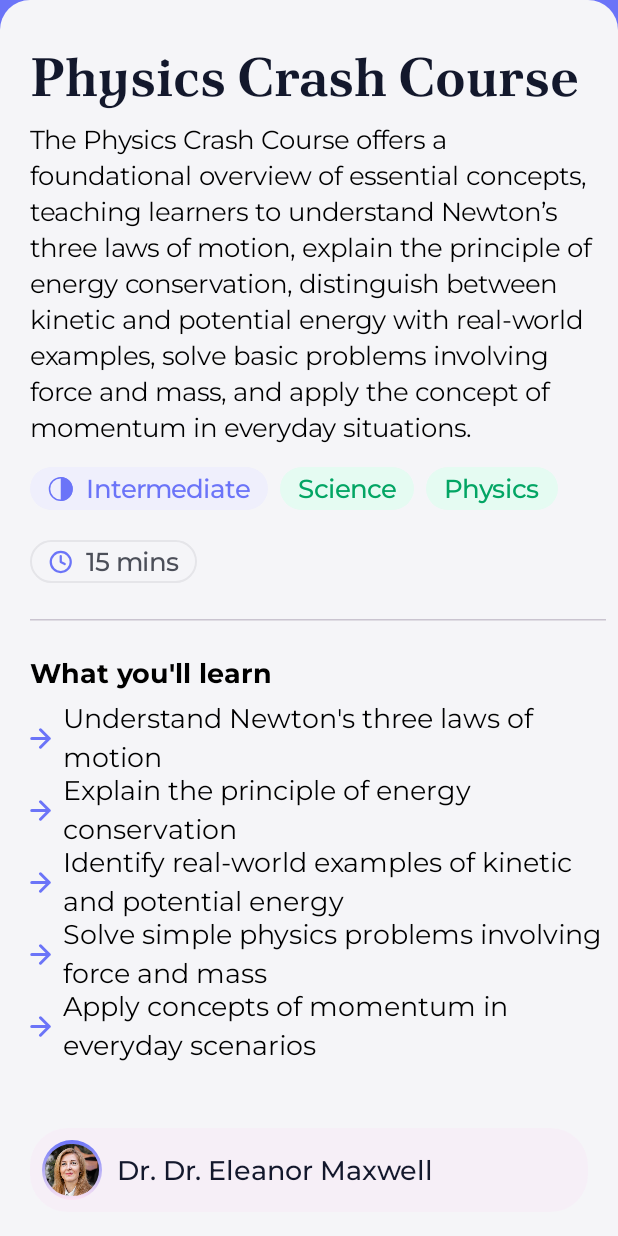
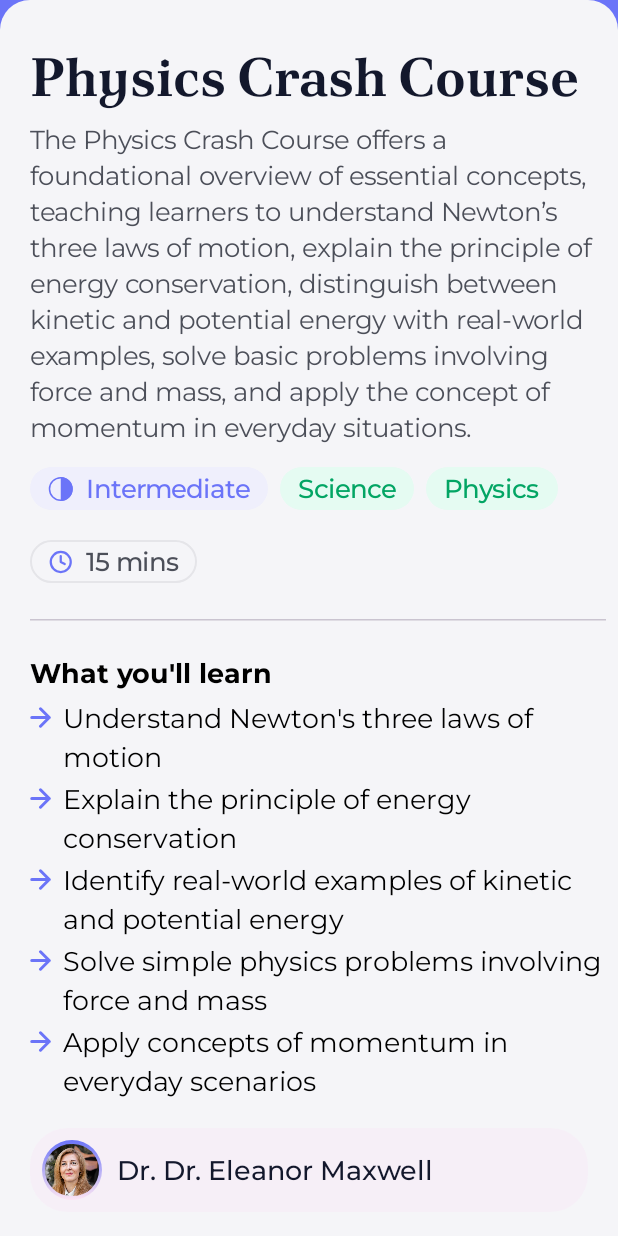
Before and after one commit to AmrMekhemar/CourseOverview, an Android app built with Jetpack Compose: the screen it shows after launch (MainActivity), on a phone screen of 412 x 824 dp. Run offline under Robolectric (Android 15) with nearby library versions, the phone set to English and light mode, and no system bars.

```diff
--- a/app/src/main/java/com/tahhan/course/ui/components/CourseOverviewScreen.kt
+++ b/app/src/main/java/com/tahhan/course/ui/components/CourseOverviewScreen.kt
@@ -12,6 +12,7 @@ import androidx.compose.foundation.layout.fillMaxSize
 import androidx.compose.foundation.layout.fillMaxWidth
 import androidx.compose.foundation.layout.height
 import androidx.compose.foundation.layout.padding
+import androidx.compose.foundation.layout.size
 import androidx.compose.foundation.lazy.LazyColumn
 import androidx.compose.foundation.lazy.items
 import androidx.compose.foundation.shape.RoundedCornerShape
@@ -24,15 +25,19 @@ import androidx.compose.runtime.Composable
 import androidx.compose.ui.Alignment
 import androidx.compose.ui.Modifier
 import androidx.compose.ui.draw.clip
+import androidx.compose.ui.layout.FirstBaseline
 import androidx.compose.ui.res.painterResource
+import androidx.compose.ui.text.style.TextAlign
 import androidx.compose.ui.tooling.preview.PreviewScreenSizes
 import androidx.compose.ui.unit.dp
+import androidx.compose.ui.unit.sp
 import androidx.window.core.layout.WindowSizeClass
 import com.tahhan.course.R
 import com.tahhan.course.ui.Course
 import com.tahhan.course.ui.course
 import com.tahhan.course.ui.theme.CourseTheme
 import com.tahhan.course.ui.theme.PrimaryText
+import com.tahhan.course.ui.theme.SecondaryText
 
 @OptIn(ExperimentalLayoutApi::class)
 @Composable
@@ -61,7 +66,9 @@ fun CourseOverviewScreen(
             Spacer(Modifier.height(8.dp))
             Text(
                 text = course.description,
-                style = MaterialTheme.typography.labelSmall
+                style = MaterialTheme.typography.labelSmall,
+                color = SecondaryText,
+                textAlign = if (isNotCompact) TextAlign.Center else TextAlign.Start
             )
             Spacer(Modifier.height(16.dp))
             FlowRow(
@@ -79,7 +86,8 @@ fun CourseOverviewScreen(
             Spacer(Modifier.height(24.dp))
             LazyColumn(
                 horizontalAlignment = Alignment.Start,
-                modifier = Modifier.fillMaxWidth()
+                modifier = Modifier.fillMaxWidth(),
+                verticalArrangement = Arrangement.spacedBy(6.dp)
             ) {
                 stickyHeader {
                     Text(
@@ -87,23 +95,22 @@ fun CourseOverviewScreen(
                         style = MaterialTheme.typography.headlineMedium,
                         modifier = Modifier.align(Alignment.Start)
                     )
-                    Spacer(Modifier.height(8.dp))
+                    Spacer(Modifier.height(2.dp))
                 }
                 items(course.whatToLearn) {
                     Row(
                         horizontalArrangement = Arrangement.spacedBy(8.dp),
-                        verticalAlignment = Alignment.CenterVertically
                     ) {
                         Icon(
                             painter = painterResource(R.drawable.arrow),
                             contentDescription = null,
-                            tint = MaterialTheme.colorScheme.onPrimary
-                        )
+                            tint = MaterialTheme.colorScheme.onPrimary,
+                            modifier = Modifier.alignBy { it.measuredHeight  })
                         Text(
                             text = it,
-                            style = MaterialTheme.typography.labelLarge
+                            style = MaterialTheme.typography.labelLarge,
+                            modifier = Modifier.alignBy(FirstBaseline)
                         )
-
                     }
                 }
             }
```
